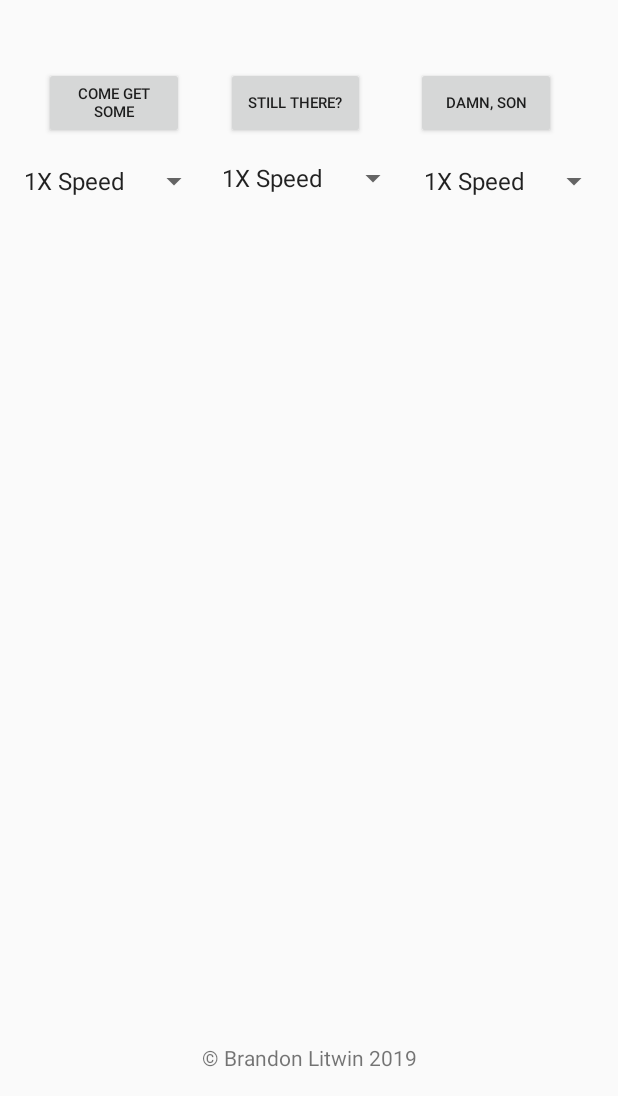
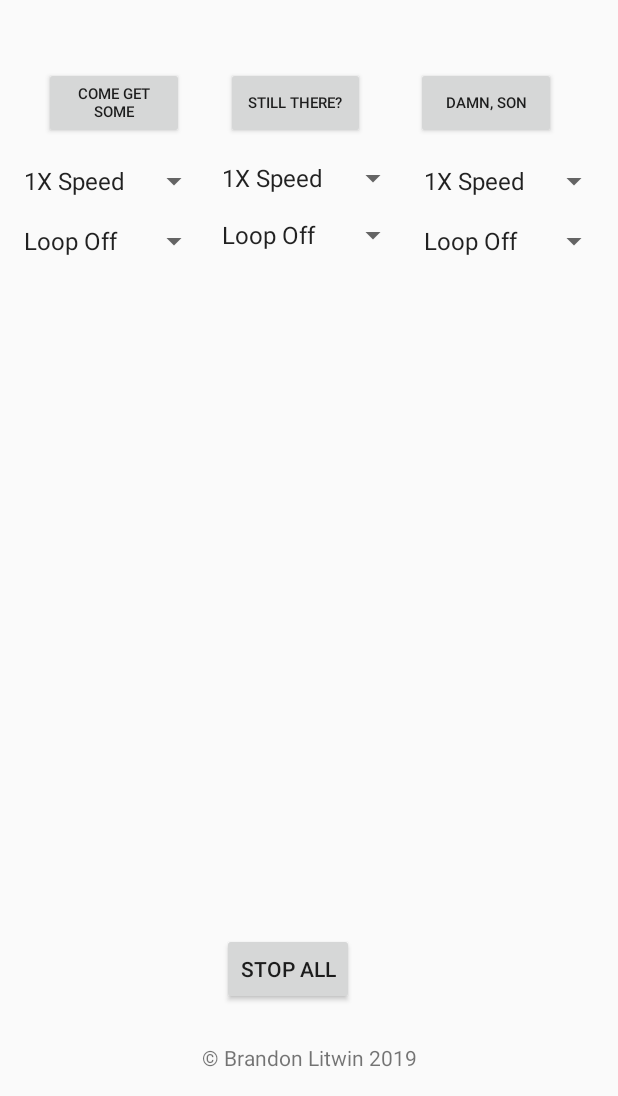
Before and after one commit to MaristGormanly/litwin-android-development, an Android app: the screen it shows after launch (MainActivity), on a phone screen of 412 x 824 dp, the part 140-1236 px from its top. Run offline under Robolectric (Android 15) with nearby library versions, the phone set to English and light mode, and no system bars.

Commit message:
Add loop and stop all buttons

```diff
--- a/Project2/app/src/main/java/blitwin/mscs722/project2/MainActivity.java
+++ b/Project2/app/src/main/java/blitwin/mscs722/project2/MainActivity.java
@@ -13,14 +13,26 @@ import android.widget.AdapterView;
 import android.widget.ArrayAdapter;
 import android.widget.Spinner;
 
+import java.util.Arrays;
+import java.util.stream.IntStream;
+
 
 public class MainActivity extends AppCompatActivity implements AdapterView.OnItemSelectedListener {
     private SoundPool soundPool;
     private int cgs, st, ds;
-    int maxStreams = 3;
+    int maxStreams = 5;
     float cgsSoundRate = 1;
     float dsSoundRate = 1;
     float stSoundRate = 1;
+    int cgsLoop = 0;
+    int dsLoop = 0;
+    int stLoop = 0;
+    int cgsStreamId;
+    int dsStreamId;
+    int stStreamId;
+    int[] playbackSpinners = {R.id.cgsSpinner, R.id.dsSpinner, R.id.stSpinner};
+    int[] loopSpinners = {R.id.cgsLoop, R.id.dsLoop, R.id.stLoop};
+
 
     @Override
     protected void onCreate(Bundle savedInstanceState) {
@@ -46,6 +58,8 @@ public class MainActivity extends AppCompatActivity implements AdapterView.OnIte
         st = soundPool.load(this, R.raw.stillthere, 1);
         ds = soundPool.load(this, R.raw.damnson, 1);
 
+        // Build the playback option spinners
+
         Spinner spinner = findViewById(R.id.cgsSpinner);
         ArrayAdapter<CharSequence> adapter = ArrayAdapter.createFromResource(this,
                 R.array.playback_choices, android.R.layout.simple_spinner_item);
@@ -65,21 +79,45 @@ public class MainActivity extends AppCompatActivity implements AdapterView.OnIte
         spinner3.setSelection(1);
         spinner3.setOnItemSelectedListener(this);
 
+        // Build the loop option spinners
+        Spinner loopSpinner = findViewById(R.id.cgsLoop);
+        ArrayAdapter<CharSequence> loopAdapter = ArrayAdapter.createFromResource(this,
+                R.array.loop_choices, android.R.layout.simple_spinner_item);
+
+        adapter.setDropDownViewResource(android.R.layout.simple_spinner_dropdown_item);
+        loopSpinner.setAdapter(loopAdapter);
+        loopSpinner.setSelection(1);
+        loopSpinner.setOnItemSelectedListener(this);
+
+        Spinner loopSpinner2 = findViewById(R.id.stLoop);
+        loopSpinner2.setAdapter(loopAdapter);
+        loopSpinner2.setSelection(1);
+        loopSpinner2.setOnItemSelectedListener(this);
+
+        Spinner loopSpinner3 = findViewById(R.id.dsLoop);
+        loopSpinner3.setAdapter(loopAdapter);
+        loopSpinner3.setSelection(1);
+        loopSpinner3.setOnItemSelectedListener(this);
+
     }
 
     public void playSound(View view) {
         // Play different sound depending on which button is pressed
         switch (view.getId()) {
             case R.id.come_get_some:
-                soundPool.play(cgs, 1, 1, 0, 0, cgsSoundRate);
+                cgsStreamId = soundPool.play(cgs, 1, 1, 0, cgsLoop, cgsSoundRate);
                 break;
             case R.id.damn_son:
-                soundPool.play(ds, 1, 1, 0, 0, dsSoundRate);
+                dsStreamId = soundPool.play(ds, 1, 1, 0, dsLoop, dsSoundRate);
                 break;
             case R.id.still_there:
-                soundPool.play(st, 1, 1, 0, 0, stSoundRate);
+                stStreamId = soundPool.play(st, 1, 1, 0, stLoop, stSoundRate);
                 break;
         }
+    }
+
+    public void stopAll(View view) {
+        soundPool.autoPause();
     }
 
     @Override
@@ -92,8 +130,28 @@ public class MainActivity extends AppCompatActivity implements AdapterView.OnIte
 
     @Override
     public void onItemSelected(AdapterView<?> parent, View view, int position, long id) {
+        boolean playbackSelected = false;
+        boolean loopSelected = false;
+        for (int i : playbackSpinners) {
+            if (i == parent.getId()) {
+                playbackSelected = true;
+                break;
+            }
+        }
+        for (int i : loopSpinners) {
+            if (i == parent.getId()) {
+                loopSelected = true;
+                break;
+            }
+        }
+        //boolean playbackSelected;
+        //boolean loopSelected = Arrays.asList(loopSpinners).contains(parent.getId());
+        Log.d("playbackSelected", Boolean.toString(playbackSelected));
+        Log.d("loopSelected", Boolean.toString(loopSelected));
         float soundRate = 1;
-        Log.d("position", Integer.toString(position));
+        int loop = 0;
+        // depending on which spinner group was selected
+        if (playbackSelected) {
             switch (position) {
                 case 0:
                     soundRate = (float) 0.5;
@@ -104,6 +162,16 @@ public class MainActivity extends AppCompatActivity implements AdapterView.OnIte
                 case 2:
                     soundRate = 2;
             }
+        } else if (loopSelected) {
+            switch (position) {
+                case 0:
+                    loop = -1;
+                    break;
+                case 1:
+                    loop = 0;
+            }
+        }
+
         switch (parent.getId()) {
             case R.id.cgsSpinner:
                 cgsSoundRate = soundRate;
@@ -114,6 +182,23 @@ public class MainActivity extends AppCompatActivity implements AdapterView.OnIte
             case R.id.dsSpinner:
                 dsSoundRate = soundRate;
                 break;
+            case R.id.cgsLoop:
+                cgsLoop = loop;
+                /*if (cgsLoop == 0) {
+                    soundPool.stop(cgsStreamId);
+                }*/
+                break;
+            case R.id.stLoop:
+                stLoop =  loop;
+                /*if (cgsLoop == 0) {
+                    soundPool.stop(stStreamId);
+                }*/
+                break;
+            case R.id.dsLoop:
+                dsLoop = loop;
+                /*if (cgsLoop == 0) {
+                    soundPool.stop(dsStreamId);
+                }*/
         }
     }
 
--- a/Project2/app/src/main/res/layout/activity_main.xml
+++ b/Project2/app/src/main/res/layout/activity_main.xml
@@ -36,6 +36,36 @@
         app:layout_constraintEnd_toEndOf="parent"
         app:layout_constraintStart_toEndOf="@+id/stSpinner"
         app:layout_constraintTop_toBottomOf="@+id/damn_son" />
+
+    <Spinner
+        android:id="@+id/cgsLoop"
+        android:layout_width="0sp"
+        android:layout_height="wrap_content"
+        android:layout_marginStart="8dp"
+        android:layout_marginTop="16dp"
+        app:layout_constraintEnd_toStartOf="@+id/stLoop"
+        app:layout_constraintStart_toStartOf="parent"
+        app:layout_constraintTop_toBottomOf="@+id/cgsSpinner" />
+
+    <Spinner
+        android:id="@+id/stLoop"
+        android:layout_width="0sp"
+        android:layout_height="wrap_content"
+        android:layout_marginTop="14dp"
+        android:layout_marginEnd="2dp"
+        app:layout_constraintEnd_toStartOf="@+id/dsLoop"
+        app:layout_constraintStart_toEndOf="@+id/cgsLoop"
+        app:layout_constraintTop_toBottomOf="@+id/stSpinner" />
+
+    <Spinner
+        android:id="@+id/dsLoop"
+        android:layout_width="0sp"
+        android:layout_height="wrap_content"
+        android:layout_marginTop="16dp"
+        android:layout_marginEnd="5dp"
+        app:layout_constraintEnd_toEndOf="parent"
+        app:layout_constraintStart_toEndOf="@+id/stLoop"
+        app:layout_constraintTop_toBottomOf="@+id/dsSpinner" />
 
     <Button
         android:id="@+id/still_there"
@@ -97,5 +127,18 @@
         app:layout_constraintStart_toStartOf="parent"
         app:layout_constraintTop_toTopOf="parent" />
 
+    <Button
+        android:id="@+id/stop_all"
+        android:layout_width="wrap_content"
+        android:layout_height="wrap_content"
+        android:layout_marginBottom="25sp"
+        android:layout_marginLeft="25sp"
+        android:gravity="center"
+        android:onClick="stopAll"
+        android:text="@string/stop_all"
+        app:layout_constraintBottom_toTopOf="@id/copyright"
+        app:layout_constraintLeft_toRightOf="@id/come_get_some"
+   />
+
 
 </androidx.constraintlayout.widget.ConstraintLayout>
--- a/Project2/app/src/main/res/values/strings.xml
+++ b/Project2/app/src/main/res/values/strings.xml
@@ -7,9 +7,14 @@
     <string name="speed_1x">Speed: 1X</string>
     <string name="speed_2x">Speed: 2X</string>
     <string name="speed_0_5x">Speed: 0.5X</string>
+    <string name="stop_all">Stop All</string>
     <string-array name="playback_choices">
         <item>0.5X Speed</item>
         <item>1X Speed</item>
         <item>2X Speed</item>
     </string-array>
+    <string-array name="loop_choices">
+        <item>Loop On</item>
+        <item>Loop Off</item>
+    </string-array>
 </resources>
```
Lines whose indentation alone changed are shown as unchanged.
